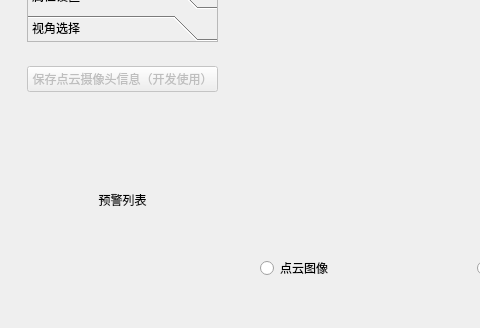
Old version of the form ui/ui_initial_window_new3.ui in the repository ez4jc/working_face_master; both pictures show x 0 to 480 and y 271 to 599 of the 933 by 599 pixel window.
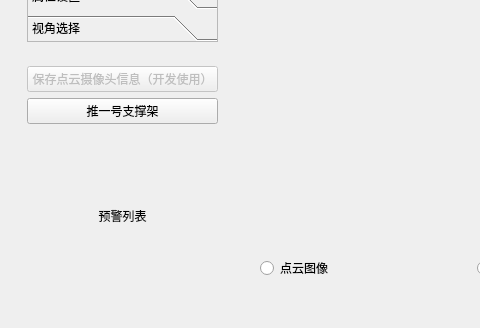
New version of the form. The open tabs and pages were chosen to show the change.

Commit message: 推动支撑架功能完成，待微调细节

Diff of the .ui file:
```diff
--- a/ui/ui_initial_window_new3.ui
+++ b/ui/ui_initial_window_new3.ui
@@ -406,6 +406,13 @@
                   </property>
                  </widget>
                 </item>
+                <item>
+                 <widget class="QPushButton" name="pushButton_pushSupport">
+                  <property name="text">
+                   <string>推一号支撑架</string>
+                  </property>
+                 </widget>
+                </item>
                 <item>
                  <widget class="QLabel" name="label">
                   <property name="text">
```
Left out of the diff: 4 changed lines with no effect on the pictures. The commit also changes 10 other files.
